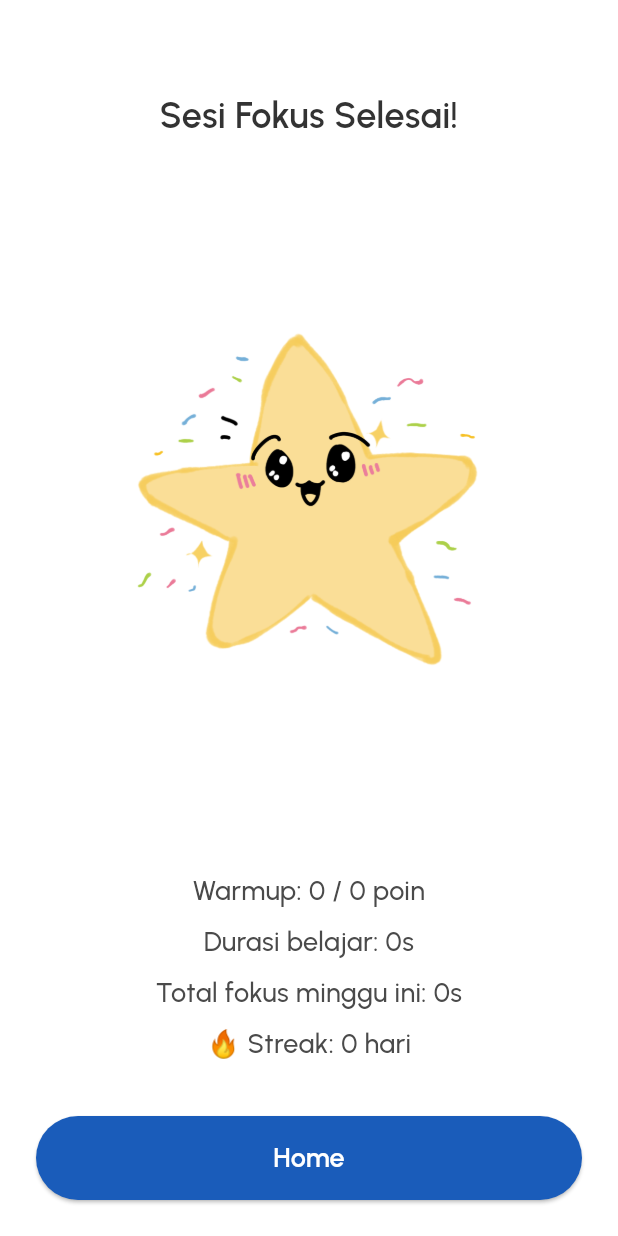
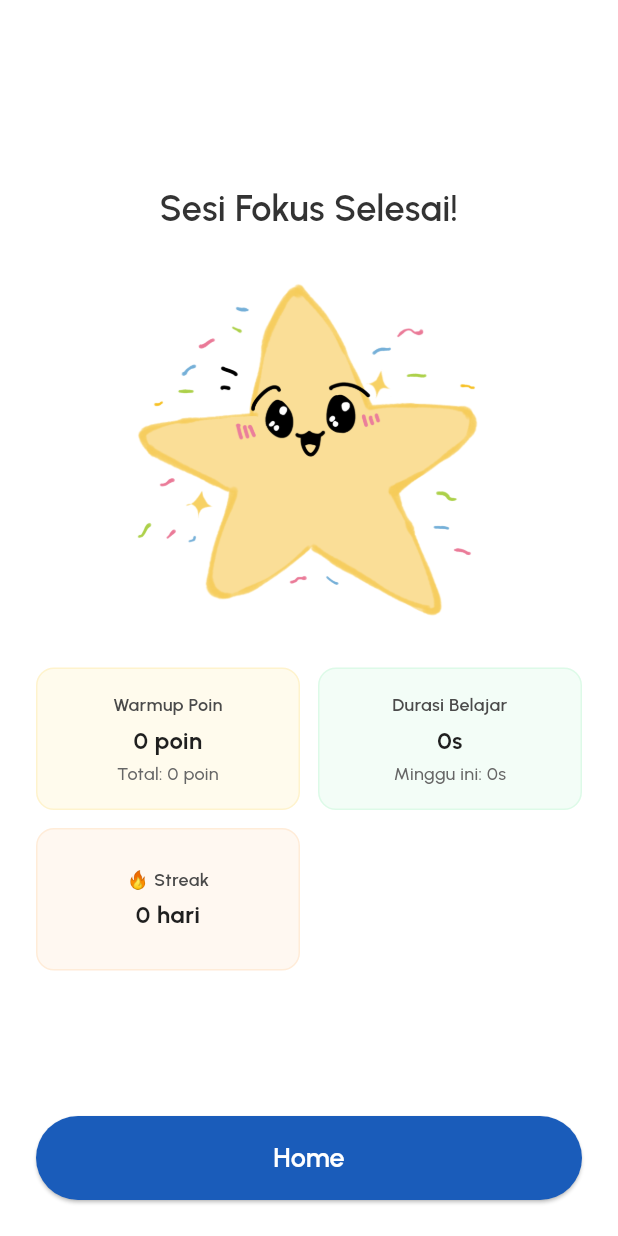
Before and after one commit to Idoo0/neurokit, a Flutter app: the StudySessionResultPage screen opened by its route, on a phone screen of 412 x 824 dp. Run offline on Flutter 3.47's test engine with Material 3 defaults, Android fonts, the phone set to English and light mode, and no system bars; our stand-ins replace audioplayers, dio, flutter_svg, flutter_tts, get, google_fonts and 1 more; missing offline and left inert: app_settings; accounts and stored records are empty; network calls fail; project files that could hold a hidden picture were left out.

Commit message:
feat: configure total warmup score, add confirmation buttons, style result summary

```diff
--- a/lib/routes/app_routes.dart
+++ b/lib/routes/app_routes.dart
@@ -12,7 +12,7 @@ import 'routes_name.dart';
 import '../view/onboarding_flow.dart';
 
 class AppRoutes {
-  static const initRoute = RoutesName.onboardingFlow;
+  static const initRoute = RoutesName.motivation;
 
   static final routes = [
     GetPage(
--- a/lib/view/study_session_result_page.dart
+++ b/lib/view/study_session_result_page.dart
@@ -13,25 +13,36 @@ class StudySessionResultPage extends StatelessWidget {
   Widget build(BuildContext context) {
     final store = Get.find<LocalStorageService>();
 
-    return FutureBuilder(
+    return FutureBuilder<List<Object?>>(
       future: Future.wait([
-        store.getWarmupSummary(),      // {'score': int, 'total': int, 'done': bool}
-        store.getStudySummary(),       // {'startedAt': DateTime?, 'durationSec': int, 'done': bool}
-        store.getSelectedModeString(), // String? (SessionMode.name)
-        store.getStats(),              // {'weeklyFocusSec': int, 'weekStartYmd': int, 'streakCount': int, 'lastYmd': int}
+        store.getWarmupSummary(),       // 0: {'score','total','done'}
+        store.getStudySummary(),        // 1: {'startedAt','durationSec','done'}
+        store.getSelectedModeString(),  // 2: String? (SessionMode.name)
+        store.getStats(),               // 3: {'weeklyFocusSec','weekStartYmd','streakCount','lastYmd'}
+        store.getLifetimeWarmup(),      // 4: {'score','total'}
       ]),
       builder: (context, snap) {
-        if (!snap.hasData) {
+        if (snap.connectionState != ConnectionState.done) {
           return const Scaffold(
             backgroundColor: Colors.white,
             body: SafeArea(child: Center(child: CircularProgressIndicator())),
           );
         }
+        if (!snap.hasData || snap.data == null) {
+          return const Scaffold(
+            backgroundColor: Colors.white,
+            body: SafeArea(child: Center(child: Text('No data'))),
+          );
+        }
 
-        final warmup = snap.data![0] as Map<String, Object>;
-        final study  = snap.data![1] as Map<String, Object?>;
-        final modeStr = snap.data![2] as String?;
-        final stats  = snap.data![3] as Map<String, int>;
+        final data = snap.data!;
+        final warmup   = data[0] as Map<String, Object>;
+        final study    = data[1] as Map<String, Object?>;
+        final modeStr  = data[2] as String?;
+        final stats    = data[3] as Map<String, int>;
+        final lifetime = data[4] as Map<String, int>;
+        final lifeScore = lifetime['score'] ?? 0;
+        final lifeTotal = lifetime['total'] ?? 0;
 
         SessionMode? mode;
         if (modeStr != null) {
@@ -68,7 +79,6 @@ class StudySessionResultPage extends StatelessWidget {
             child: Padding(
               padding: const EdgeInsets.all(24.0),
               child: Column(
-                mainAxisAlignment: MainAxisAlignment.center,
                 children: [
                   const Spacer(),
                   Text(
@@ -76,49 +86,47 @@ class StudySessionResultPage extends StatelessWidget {
                     style: mobileH2.copyWith(color: neutral800),
                     textAlign: TextAlign.center,
                   ),
-                  const SizedBox(height: 40),
+                  const SizedBox(height: 20),
                   Image.asset(
                     "assets/images/star-spark-confetti.png",
-                    height: 400,
+                    height: 250, // Adjusted height to prevent overflow
                   ),
-                  const SizedBox(height: 40),
-
-                  // 🔹 Dynamic summary
-                  Column(
+                  const SizedBox(height: 20),
+                  GridView(
+                    gridDelegate: const SliverGridDelegateWithFixedCrossAxisCount(
+                      crossAxisCount: 2,
+                      mainAxisExtent: 95,
+                      crossAxisSpacing: 12,
+                      mainAxisSpacing: 12,
+                    ),
+                    shrinkWrap: true,
+                    physics: const NeverScrollableScrollPhysics(),
                     children: [
+                      _StatBox(
+                        title: 'Warmup Poin',
+                        value: '$score poin',
+                        subtitle: 'Total: $lifeScore poin',
+                        accentColor: const Color(0xFFFCD34D),
+                      ),
+                      _StatBox(
+                        title: 'Durasi Belajar',
+                        value: durationText,
+                        subtitle: 'Minggu ini: $weeklyText',
+                        accentColor: const Color(0xFF86EFAC),
+                      ),
+                      _StatBox(
+                        title: '🔥 Streak',
+                        value: '$streakCount hari',
+                        accentColor: const Color(0xFFFDBA74),
+                      ),
                       if (mode != null)
-                        Text(
-                          "Mode: ${mode == SessionMode.chill ? 'CHILL' : 'LEARN'}",
-                          style: bodyText16.copyWith(color: neutral700),
-                          textAlign: TextAlign.center,
+                        _StatBox(
+                          title: 'Mode',
+                          value: mode == SessionMode.chill ? 'CHILL' : 'LEARN',
+                          accentColor: const Color(0xFFB9C2FD),
                         ),
-                      const SizedBox(height: 8),
-                      Text(
-                        "Warmup: $score / $total poin",
-                        style: bodyText18.copyWith(color: neutral700),
-                        textAlign: TextAlign.center,
-                      ),
-                      const SizedBox(height: 8),
-                      Text(
-                        "Durasi belajar: $durationText",
-                        style: bodyText18.copyWith(color: neutral700),
-                        textAlign: TextAlign.center,
-                      ),
-                      const SizedBox(height: 8),
-                      Text(
-                        "Total fokus minggu ini: $weeklyText",
-                        style: bodyText18.copyWith(color: neutral700),
-                        textAlign: TextAlign.center,
-                      ),
-                      const SizedBox(height: 8),
-                      Text(
-                        "🔥 Streak: $streakCount hari",
-                        style: bodyText18.copyWith(color: neutral700),
-                        textAlign: TextAlign.center,
-                      ),
                     ],
                   ),
-
                   const Spacer(),
                   SizedBox(
                     width: double.infinity,
@@ -143,3 +151,64 @@ class StudySessionResultPage extends StatelessWidget {
     );
   }
 }
+
+/// A helper widget to display a single statistic in a styled box,
+/// now with an optional subtitle.
+class _StatBox extends StatelessWidget {
+  const _StatBox({
+    required this.title,
+    required this.value,
+    this.subtitle,
+    this.accentColor,
+  });
+
+  final String title;
+  final String value;
+  final String? subtitle;
+  final Color? accentColor;
+
+  @override
+  Widget build(BuildContext context) {
+    final Color color = accentColor ?? brand600;
+
+    return Container(
+      padding: const EdgeInsets.symmetric(horizontal: 10, vertical: 8),
+      decoration: BoxDecoration(
+        color: color.withOpacity(0.1),
+        borderRadius: BorderRadius.circular(12),
+        border: Border.all(color: color.withOpacity(0.2), width: 1),
+      ),
+      child: Column(
+        mainAxisAlignment: MainAxisAlignment.center,
+        crossAxisAlignment: CrossAxisAlignment.center,
+        children: [
+          Text(
+            title,
+            style: bodyText12.copyWith(color: neutral700, fontWeight: FontWeight.w600),
+            textAlign: TextAlign.center,
+            maxLines: 1,
+            overflow: TextOverflow.ellipsis,
+          ),
+          const SizedBox(height: 4),
+          Text(
+            value,
+            style: bodyText16.copyWith(color: neutral900, fontWeight: FontWeight.bold),
+            textAlign: TextAlign.center,
+            maxLines: 1,
+            overflow: TextOverflow.ellipsis,
+          ),
+          if (subtitle != null) ...[
+            const SizedBox(height: 2),
+            Text(
+              subtitle!,
+              style: bodyText12.copyWith(color: neutral600),
+              textAlign: TextAlign.center,
+              maxLines: 1,
+              overflow: TextOverflow.ellipsis,
+            ),
+          ],
+        ],
+      ),
+    );
+  }
+}
```
Also changed, not shown: lib/services/local_storage_service.dart (+26 -0 lines), lib/view/study_session_page.dart (+39 -2 lines), lib/view/warmup_page.dart (+63 -22 lines).
